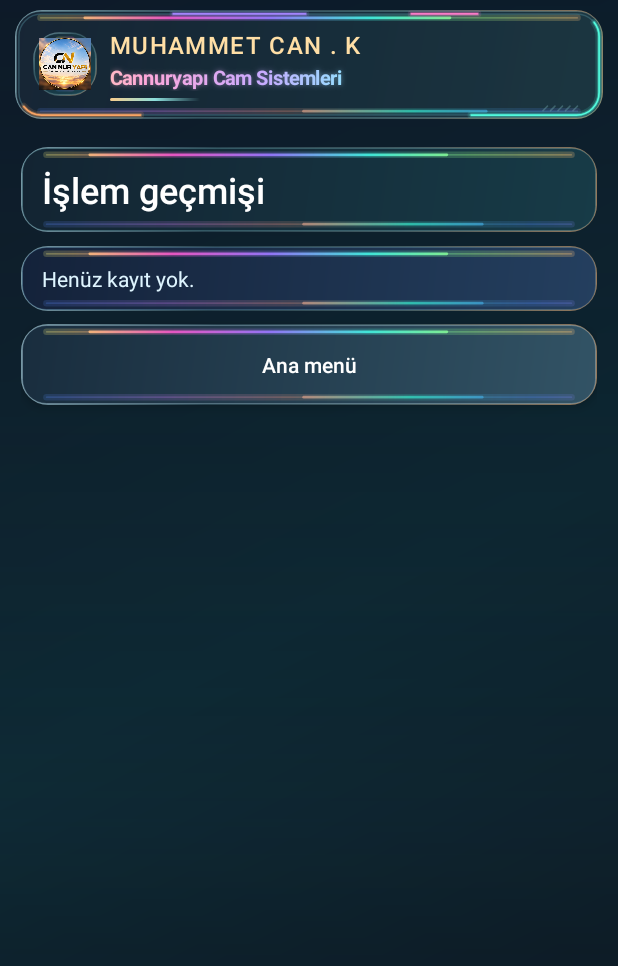
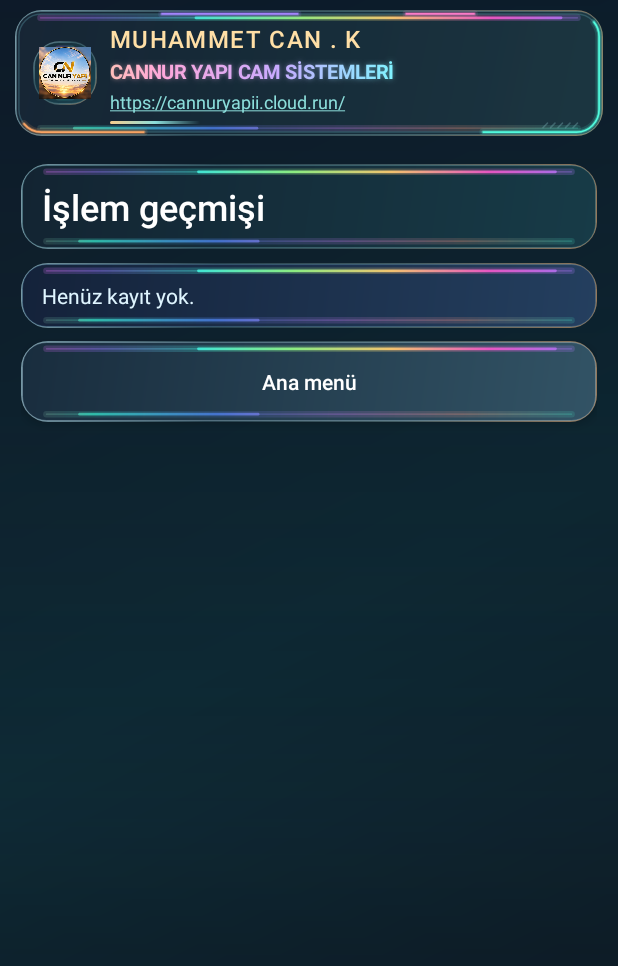
Before and after one commit to muhammetc4nk-ux/profilkesimpro, an Android app: the screen it shows after launch (MainActivity), after a tap on "İşlem geçmişi", on a phone screen of 412 x 824 dp. Shown: the top 966 px of the screen. Run offline under Robolectric (Android 15) with nearby library versions, the phone set to English and light mode, and no system bars; libraries missing offline, so code that uses them is left out: com.google.mlkit.vision; 1 other tap on this screen came first.

Commit message:
Add clickable Cannur Yapi website to ProfilX header

```diff
--- a/app/src/main/java/com/profilkesim/pro/MainActivity.java
+++ b/app/src/main/java/com/profilkesim/pro/MainActivity.java
@@ -165,13 +165,19 @@ public class MainActivity extends Activity {
   identity.addView(brand);
 
   TextView tagline = new InterfaceMotion.Tagline(this, this::rgbRunning);
-  tagline.setText("Cannuryapı Cam Sistemleri");
+  tagline.setText("CANNUR YAPI CAM SİSTEMLERİ");
   tagline.setTextSize(13);
   tagline.setTypeface(null, Typeface.BOLD);
   tagline.setTextColor(0xffc7f9ef);
   tagline.setShadowLayer(dp(3), 0, 0, 0x8a995dff);
   tagline.setPadding(0, dp(2), 0, 0);
   identity.addView(tagline);
+  TextView website = text("https://cannuryapii.cloud.run/", 12);
+  website.setPadding(0, dp(3), 0, 0);
+  website.setTextColor(0xff8cdedb);
+  website.setPaintFlags(website.getPaintFlags() | android.graphics.Paint.UNDERLINE_TEXT_FLAG);
+  website.setOnClickListener(v -> { try { startActivity(new Intent(Intent.ACTION_VIEW, Uri.parse("https://cannuryapii.cloud.run/"))); } catch (android.content.ActivityNotFoundException e) { pdfMessage("Tarayıcı bulunamadı."); } });
+  identity.addView(website);
 
   View light = new View(this);
   GradientDrawable lightColor = new GradientDrawable(GradientDrawable.Orientation.LEFT_RIGHT,
```
